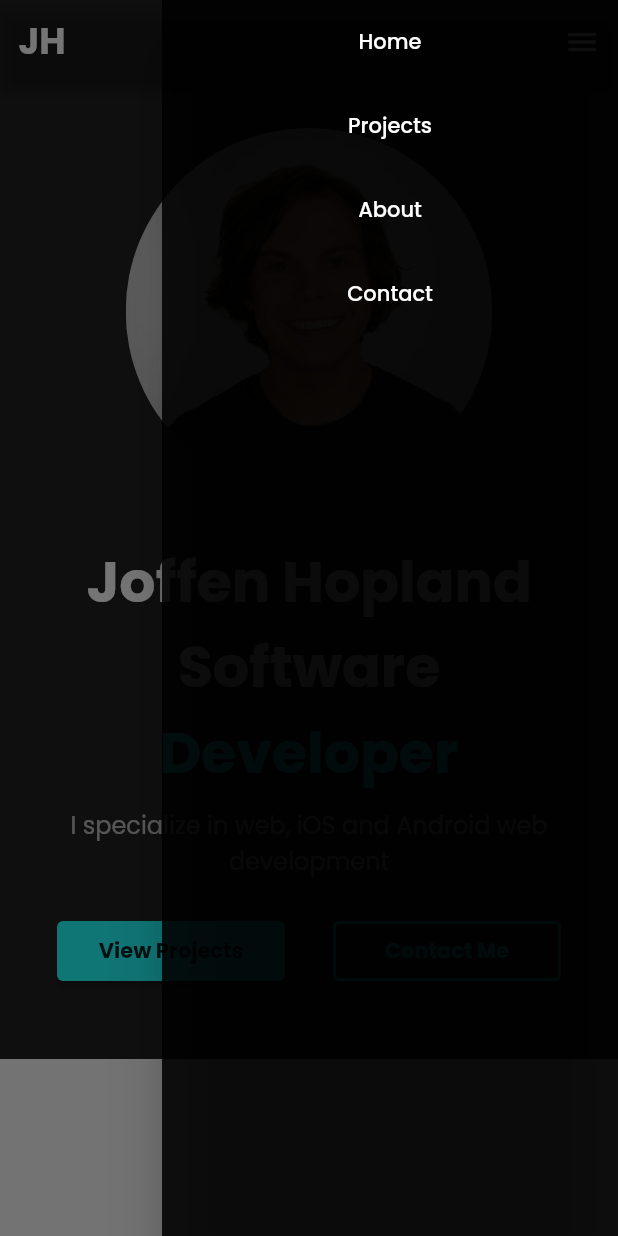
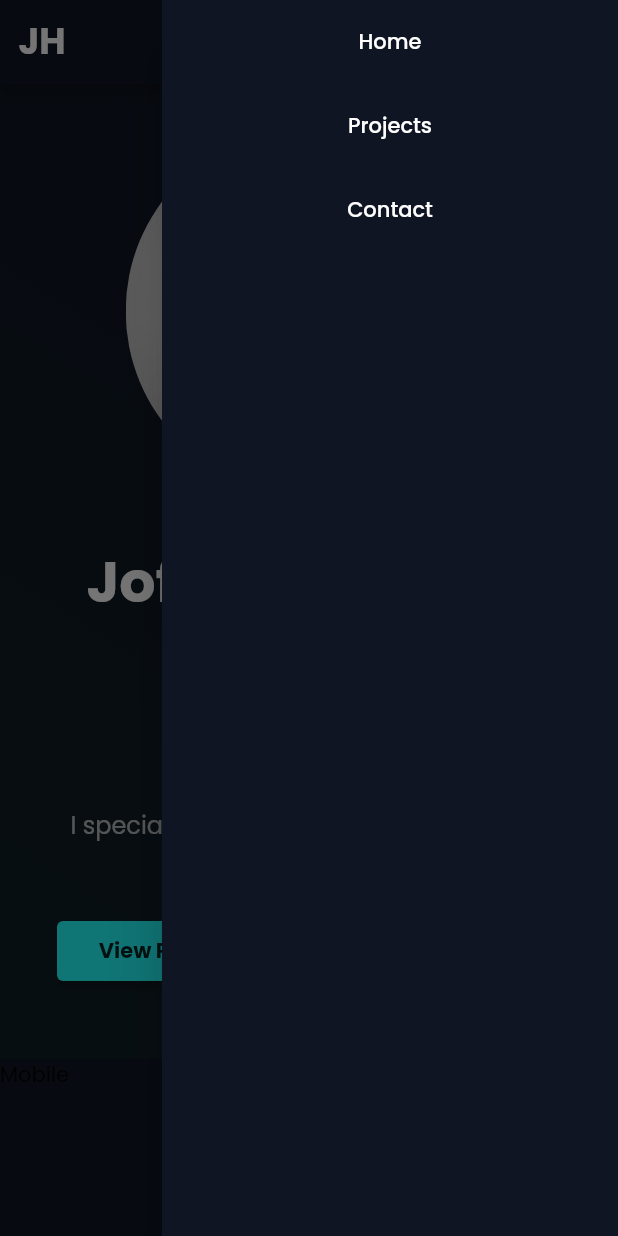
Before and after one commit to joffenhopland/portfolio, a Flutter app: the screen it shows after launch, with the side drawer open, on a phone screen of 412 x 824 dp. Run offline on Flutter 3.47's test engine with Material 2 defaults, Android fonts, the phone set to English and light mode, and no system bars; our stand-ins replace google_fonts.

Commit message:
Draft projects section

```diff
--- a/lib/app_bar/app_bar_items.dart
+++ b/lib/app_bar/app_bar_items.dart
@@ -19,8 +19,9 @@ class _AppBarItemsState extends State<AppBarItems> {
             Row(
               mainAxisAlignment: MainAxisAlignment.spaceBetween,
               children: [
-const SizedBox(width: 1,),
-
+                const SizedBox(
+                  width: 1,
+                ),
                 // TODO: add ankers to menu items
                 Row(
                   children: const [
@@ -38,13 +39,13 @@ const SizedBox(width: 1,),
                         style: TextStyle(color: Colors.white, fontSize: 16),
                       ),
                     ),
-                    Padding(
+                    /*Padding(
                       padding: EdgeInsets.symmetric(horizontal: 16.0),
                       child: Text(
                         "About",
                         style: TextStyle(color: Colors.white, fontSize: 16),
                       ),
-                    ),
+                    ),*/
                     Padding(
                       padding: EdgeInsets.symmetric(horizontal: 16.0),
                       child: Text(
--- a/lib/common/config.dart
+++ b/lib/common/config.dart
@@ -2,3 +2,5 @@ import 'package:flutter/material.dart';
 
 // final Color themeColor = Colors.deepPurple;
 const Color themeColor = Color(0xFF23ffff);
+const Color themeBackgroundColor1 = Color(0xFF101524);
+const Color themeBackgroundColor2 = Color(0xFF101f24);
--- /dev/null
+++ b/lib/common_widgets/cta_button_1.dart
@@ -0,0 +1,32 @@
+import 'package:flutter/material.dart';
+
+import '../common/config.dart';
+
+class CTAButton1 extends StatefulWidget {
+  const CTAButton1({Key? key, required this.text}) : super(key: key);
+  final String text;
+
+  @override
+  State<CTAButton1> createState() => _CTAButton1State();
+}
+
+class _CTAButton1State extends State<CTAButton1> {
+  @override
+  Widget build(BuildContext context) {
+    return ElevatedButton(
+        style: ElevatedButton.styleFrom(
+          backgroundColor: themeColor,
+        ),
+        onPressed: () {},
+        child: SizedBox(
+            height: 40,
+            width: 120,
+            child: Center(
+              child: Text(
+                widget.text,
+                style: const TextStyle(
+                    color: Colors.black87, fontWeight: FontWeight.bold),
+              ),
+            )));
+  }
+}
--- /dev/null
+++ b/lib/common_widgets/cta_button_2.dart
@@ -0,0 +1,36 @@
+import 'package:flutter/material.dart';
+
+import '../common/config.dart';
+
+class CTAButton2 extends StatefulWidget {
+  const CTAButton2({Key? key, required this.text}) : super(key: key);
+  final String text;
+
+  @override
+  State<CTAButton2> createState() => _CTAButton2State();
+}
+
+class _CTAButton2State extends State<CTAButton2> {
+  @override
+  Widget build(BuildContext context) {
+    return ElevatedButton(
+        style: ElevatedButton.styleFrom(
+            backgroundColor: Colors.transparent,
+            side: const BorderSide(
+              width: 2.0,
+              color: themeColor,
+            )),
+        onPressed: () {},
+        child: SizedBox(
+            height: 40,
+            width: 120,
+            child: Center(
+              child: Text(
+                widget.text,
+                style: const TextStyle(
+                    color: themeColor,
+                    fontWeight: FontWeight.bold),
+              ),
+            )));
+  }
+}
--- /dev/null
+++ b/lib/drawers/end_drawer.dart
@@ -0,0 +1,54 @@
+import 'package:flutter/material.dart';
+
+import '../common/config.dart';
+
+class EndDrawer extends StatelessWidget {
+  const EndDrawer({Key? key}) : super(key: key);
+
+  @override
+  Widget build(BuildContext context) {
+    return Drawer(
+      backgroundColor: themeBackgroundColor1,
+      child: ListView(
+        padding: EdgeInsets.zero,
+        children: [
+          ListTile(
+            hoverColor: themeColor,
+            textColor: Colors.white,
+            title: const Center(child: Text('Home')),
+            onTap: () {
+              // Update the state of the app
+              // ...
+              // Then close the drawer
+              Navigator.pop(context);
+            },
+          ),
+          ListTile(
+            hoverColor: themeColor,
+            textColor: Colors.white,
+            title: const Center(child: Text('Projects')),
+            onTap: () {
+              Navigator.pop(context);
+            },
+          ),
+         /* ListTile(
+            hoverColor: themeColor,
+            textColor: Colors.white,
+            title: const Center(child: Text('About')),
+            onTap: () {
+              Navigator.pop(context);
+            },
+          ),*/
+          ListTile(
+            hoverColor: themeColor,
+            textColor: Colors.white,
+            title: const Center(child: Text('Contact')),
+            onTap: () {
+              Navigator.pop(context);
+            },
+          ),
+        ],
+      ),
+    );
+  }
+}
--- a/lib/home_page.dart
+++ b/lib/home_page.dart
@@ -1,6 +1,8 @@
 import 'package:flutter/material.dart';
 import 'package:joffen_hopland_portfolio/common/config.dart';
-import 'package:joffen_hopland_portfolio/home_section.dart';
+import 'package:joffen_hopland_portfolio/drawers/end_drawer.dart';
+import 'package:joffen_hopland_portfolio/sections/home_section.dart';
+import 'package:joffen_hopland_portfolio/sections/projects_section.dart';
 
 import 'app_bar/app_bar_items.dart';
 
@@ -19,7 +21,7 @@ class HomePage extends StatelessWidget {
           if (constraints.maxWidth < 850) {
             return Scaffold(
                 appBar: AppBar(
-                  backgroundColor: Colors.black87,
+                  backgroundColor: themeBackgroundColor1,
                   leading: const Center(
                     child: Padding(
                       padding: EdgeInsets.only(top: 3, bottom: 3, left: 2, right: 2),                    child: Text(
@@ -32,54 +34,16 @@ class HomePage extends StatelessWidget {
                     ),
                   ),
                 ),
-                endDrawer: Drawer(
-                  backgroundColor: Colors.black87,
-                  child: ListView(
-                    padding: EdgeInsets.zero,
-                    children: [
-                      ListTile(
-                        hoverColor: themeColor,
-                        textColor: Colors.white,
-                        title: Center(child: const Text('Home')),
-                        onTap: () {
-                          // Update the state of the app
-                          // ...
-                          // Then close the drawer
-                          Navigator.pop(context);
-                        },
-                      ),
-                      ListTile(
-                        hoverColor: themeColor,
-                        textColor: Colors.white,
-                        title: Center(child: const Text('Projects')),
-                        onTap: () {
-                          Navigator.pop(context);
-                        },
-                      ),
-                      ListTile(
-                        hoverColor: themeColor,
-                        textColor: Colors.white,
-                        title: Center(child: const Text('About')),
-                        onTap: () {
-                          Navigator.pop(context);
-                        },
-                      ),
-                      ListTile(
-                        hoverColor: themeColor,
-                        textColor: Colors.white,
-                        title: Center(child: const Text('Contact')),
-                        onTap: () {
-                          Navigator.pop(context);
-                        },
-                      ),
-                    ],
-                  ),
-                ),
+                endDrawer: EndDrawer(),
                 body: SingleChildScrollView(
                   child: Column(
                     children: const [
                       HomeSection(),
-                      // ProjectsSection(),
+                      ProjectsSection(),
+                      // TODO: Make about section
+                      // AboutSection(),
+                      // TODO: Make contact section
+                      // ContactSection(),
                     ],
                   ),
                 )
@@ -87,7 +51,7 @@ class HomePage extends StatelessWidget {
           } else {
             return Scaffold(
                 appBar: AppBar(
-                  backgroundColor: Colors.black87,
+                  backgroundColor: themeBackgroundColor1,
                   title: const AppBarItems(),
                   leading: const Center(
                     child: Padding(
@@ -105,6 +69,7 @@ class HomePage extends StatelessWidget {
                   child: Column(
                     children: const [
                       HomeSection(),
+                      ProjectsSection(),
                     ],
                   ),
                 )
--- a/lib/home_section.dart
+++ b/lib/sections/home_section.dart
@@ -1,5 +1,7 @@
 import 'package:flutter/material.dart';
 import 'package:joffen_hopland_portfolio/common/config.dart';
+import 'package:joffen_hopland_portfolio/common_widgets/cta_button_1.dart';
+import 'package:joffen_hopland_portfolio/common_widgets/cta_button_2.dart';
 
 class HomeSection extends StatefulWidget {
   const HomeSection({Key? key}) : super(key: key);
@@ -15,7 +17,14 @@ class _HomeSectionState extends State<HomeSection> {
       builder: (context, constraints) {
         if (constraints.maxWidth < 850) {
           return Container(
-            color: Colors.black87,
+            decoration: const BoxDecoration(
+                gradient: LinearGradient(
+                    begin: Alignment.topRight,
+                    end: Alignment.bottomLeft,
+                    colors: [
+                      themeBackgroundColor1,
+                      themeBackgroundColor2,
+                    ])),
             width: double.infinity,
             height: 650,
             child: Column(
@@ -87,7 +96,7 @@ class _HomeSectionState extends State<HomeSection> {
                             ),
                           ],
                         );
-                    }
+                      }
                     }),
                     const Padding(
                       padding: EdgeInsets.symmetric(vertical: 8.0),
@@ -104,45 +113,12 @@ class _HomeSectionState extends State<HomeSection> {
                       padding: const EdgeInsets.only(top: 16.0, bottom: 48),
                       child: Row(
                         mainAxisAlignment: MainAxisAlignment.center,
-                        children: [
-                          ElevatedButton(
-                              style: ElevatedButton.styleFrom(
-                                backgroundColor: themeColor,
-                              ),
-                              onPressed: () {},
-                              child: const SizedBox(
-                                  height: 40,
-                                  width: 120,
-                                  child: Center(
-                                    child: Text(
-                                      "View Projects",
-                                      style: TextStyle(
-                                          color: Colors.black87,
-                                          fontWeight: FontWeight.bold),
-                                    ),
-                                  ))),
-                          const SizedBox(
+                        children: const [
+                          CTAButton1(text: "View Projects"),
+                          SizedBox(
                             width: 32,
                           ),
-                          ElevatedButton(
-                              style: ElevatedButton.styleFrom(
-                                  backgroundColor: Colors.transparent,
-                                  side: const BorderSide(
-                                    width: 2.0,
-                                    color: themeColor,
-                                  )),
-                              onPressed: () {},
-                              child: const SizedBox(
-                                  height: 40,
-                                  width: 120,
-                                  child: Center(
-                                    child: Text(
-                                      "Contact Me",
-                                      style: TextStyle(
-                                          color: themeColor,
-                                          fontWeight: FontWeight.bold),
-                                    ),
-                                  )))
+                          CTAButton2(text: "Contact Me")
                         ],
                       ),
                     )
@@ -153,7 +129,14 @@ class _HomeSectionState extends State<HomeSection> {
           );
         } else {
           return Container(
-            color: Colors.black87,
+            decoration: const BoxDecoration(
+                gradient: LinearGradient(
+                    begin: Alignment.topRight,
+                    end: Alignment.bottomLeft,
+                    colors: [
+                  themeBackgroundColor1,
+                  themeBackgroundColor2,
+                ])),
             width: double.infinity,
             height: 600,
             child: Row(
@@ -201,45 +184,12 @@ class _HomeSectionState extends State<HomeSection> {
                     Padding(
                       padding: const EdgeInsets.symmetric(vertical: 24.0),
                       child: Row(
-                        children: [
-                          ElevatedButton(
-                              style: ElevatedButton.styleFrom(
-                                backgroundColor: themeColor,
-                              ),
-                              onPressed: () {},
-                              child: const SizedBox(
-                                  height: 40,
-                                  width: 120,
-                                  child: Center(
-                                    child: Text(
-                                      "View Projects",
-                                      style: TextStyle(
-                                          color: Colors.black87,
-                                          fontWeight: FontWeight.bold),
-                                    ),
-                                  ))),
-                          const SizedBox(
+                        children: const [
+                          CTAButton1(text: "View Projects"),
+                          SizedBox(
                             width: 32,
                           ),
-                          ElevatedButton(
-                              style: ElevatedButton.styleFrom(
-                                  backgroundColor: Colors.transparent,
-                                  side: const BorderSide(
-                                    width: 2.0,
-                                    color: themeColor,
-                                  )),
-                              onPressed: () {},
-                              child: const SizedBox(
-                                  height: 40,
-                                  width: 120,
-                                  child: Center(
-                                    child: Text(
-                                      "Contact Me",
-                                      style: TextStyle(
-                                          color: themeColor,
-                                          fontWeight: FontWeight.bold),
-                                    ),
-                                  )))
+                          CTAButton2(text: "Contact Me")
                         ],
                       ),
                     )
--- /dev/null
+++ b/lib/sections/projects_section.dart
@@ -0,0 +1,182 @@
+import 'package:flutter/material.dart';
+import 'package:joffen_hopland_portfolio/common/config.dart';
+
+import '../common_widgets/cta_button_1.dart';
+import '../common_widgets/cta_button_2.dart';
+
+class ProjectsSection extends StatefulWidget {
+  const ProjectsSection({Key? key}) : super(key: key);
+
+  @override
+  State<ProjectsSection> createState() => _ProjectsSectionState();
+}
+
+class _ProjectsSectionState extends State<ProjectsSection> {
+  @override
+  Widget build(BuildContext context) {
+    return LayoutBuilder(builder: (context, constraints) {
+      if (constraints.maxWidth < 850) {
+        return Container(
+          color: themeBackgroundColor1,
+          width: double.infinity,
+          height: 1000,
+          child: const Text("Mobile"),
+        );
+      } else {
+        return Container(
+          color: themeBackgroundColor1,
+          width: double.infinity,
+          height: 1500,
+          child: Column(
+            children: [
+              const Padding(
+                padding: EdgeInsets.all(32.0),
+                child: Text(
+                  "Projects",
+                  style: TextStyle(
+                      color: Colors.white,
+                      fontSize: 48,
+                      fontWeight: FontWeight.bold),
+                ),
+              ),
+              Padding(
+                padding: const EdgeInsets.all(32.0),
+                child: Row(
+                  mainAxisAlignment: MainAxisAlignment.spaceEvenly,
+                  crossAxisAlignment: CrossAxisAlignment.start,
+                  children: [
+                    Column(
+                      children: [
+                        Container(
+                          width: 300,
+                          height: 300,
+                          color: Colors.blue,
+                        ),
+                        const Text(
+                          "HTML, CSS, Javacript, MongoDb osv...",
+                          style: TextStyle(color: themeColor),
+                        )
+                      ],
+                    ),
+                    Column(
+                      crossAxisAlignment: CrossAxisAlignment.end,
+                      children: [
+                        const Text(
+                          "YelpCamp",
+                          style: TextStyle(color: Colors.white),
+                        ),
+                        Text("Text about the project here...",
+                            style: TextStyle(color: Colors.white),
+                          ),
+                        Row(
+                          mainAxisAlignment: MainAxisAlignment.center,
+                          children: const [
+                            CTAButton1(text: "Live Demo"),
+                            SizedBox(
+                              width: 32,
+                            ),
+                            CTAButton2(text: "View the code")
+                          ],
+                        ),
+                      ],
+                    )
+                  ],
+                ),
+              ),
+              Padding(
+                padding: const EdgeInsets.all(32.0),
+                child: Row(
+                  mainAxisAlignment: MainAxisAlignment.spaceEvenly,
+                  crossAxisAlignment: CrossAxisAlignment.start,
+                  children: [
+                    Column(
+                      crossAxisAlignment: CrossAxisAlignment.start,
+                      children: [
+                        const Text(
+                          "YelpCamp",
+                          style: TextStyle(color: Colors.white),
+                        ),
+                        const Text(
+                          "Text about the project here...",
+                          style: TextStyle(color: Colors.white),
+                        ),
+                        Row(
+                          mainAxisAlignment: MainAxisAlignment.center,
+                          children: const [
+                            CTAButton1(text: "Live Demo"),
+                            SizedBox(
+                              width: 32,
+                            ),
+                            CTAButton2(text: "View the code")
+                          ],
+                        ),
+                      ],
+                    ),
+                    Column(
+                      children: [
+                        Container(
+                          width: 300,
+                          height: 300,
+                          color: Colors.blue,
+                        ),
+                        const Text(
+                          "HTML, CSS, Javacript, MongoDb osv...",
+                          style: TextStyle(color: themeColor),
+                        )
+                      ],
+                    ),
+                  ],
+                ),
+              ),
+              Padding(
+                padding: const EdgeInsets.all(32.0),
+                child: Row(
+                  mainAxisAlignment: MainAxisAlignment.spaceEvenly,
+                  crossAxisAlignment: CrossAxisAlignment.start,
+                  children: [
+                    Column(
+                      children: [
+                        Container(
+                          width: 300,
+                          height: 300,
+                          color: Colors.blue,
+                        ),
+                        const Text(
+                          "HTML, CSS, Javacript, MongoDb osv...",
+                          style: TextStyle(color: themeColor),
+                        )
+                      ],
+                    ),
+                    Column(
+                      crossAxisAlignment: CrossAxisAlignment.end,
+                      children: [
+                        const Text(
+                          "YelpCamp",
+                          style: TextStyle(color: Colors.white),
+                        ),
+                        const Text(
+                          "Text about the project here...",
+                          style: TextStyle(color: Colors.white),
+                        ),
+                        Row(
+                          mainAxisAlignment: MainAxisAlignment.center,
+                          children: const [
+                            CTAButton1(text: "Live Demo"),
+                            SizedBox(
+                              width: 32,
+                            ),
+                            CTAButton2(text: "View the code")
+                          ],
+                        ),
+                      ],
+                    )
+                  ],
+                ),
+              ),
+            ],
+          ),
+        );
+      }
+    });
+  }
+}
```
Also changed, not shown: lib/sections/about_section.dart (added), lib/sections/contact_section.dart (added).
